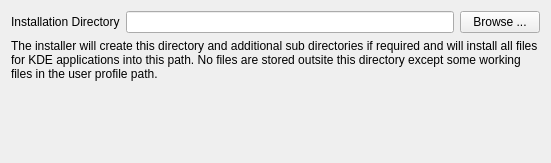
Old version of the form gui/installdirectorypage.ui in the repository KDE/kdewin-installer.
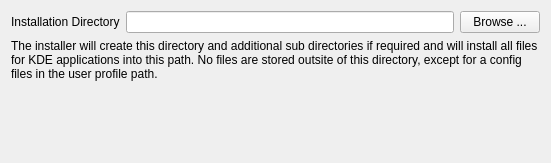
New version of the form.

The edit to the form file:
```diff
--- a/gui/installdirectorypage.ui
+++ b/gui/installdirectorypage.ui
@@ -46,7 +46,7 @@
    <item>
     <widget class="QLabel" name="label_2" >
      <property name="text" >
-      <string>The installer will create this directory and additional sub directories if required and will install all files for KDE applications into this path. No files are stored outsite this directory except some working files in the user profile path.</string>
+      <string>The installer will create this directory and additional sub directories if required and will install all files for KDE applications into this path. No files are stored outsite of this directory, except for a config files in the user profile path.</string>
      </property>
      <property name="alignment" >
       <set>Qt::AlignLeading|Qt::AlignLeft|Qt::AlignTop</set>
```
